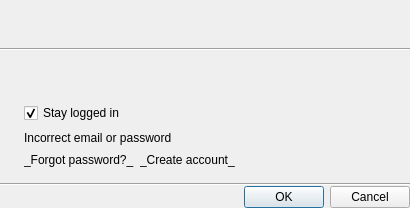
First picture: the form in client/libclient/src/ui/dialogs/cloud/connect_to_cloud_dialog.ui, repository networkoptix/nx_open, before the edit.
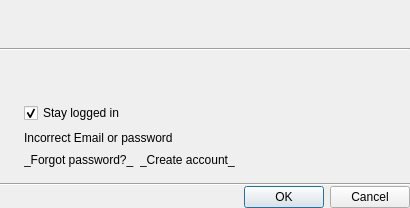
Second picture: the form after the edit. Custom widgets are drawn as their Qt base class.

Diff of the .ui file:
```diff
--- a/client/libclient/src/ui/dialogs/cloud/connect_to_cloud_dialog.ui
+++ b/client/libclient/src/ui/dialogs/cloud/connect_to_cloud_dialog.ui
@@ -92,7 +92,7 @@
       <item row="3" column="1">
        <widget class="QLabel" name="invalidCredentialsLabel">
         <property name="text">
-         <string>Incorrect email or password</string>
+         <string>Incorrect Email or password</string>
         </property>
        </widget>
       </item>
```
